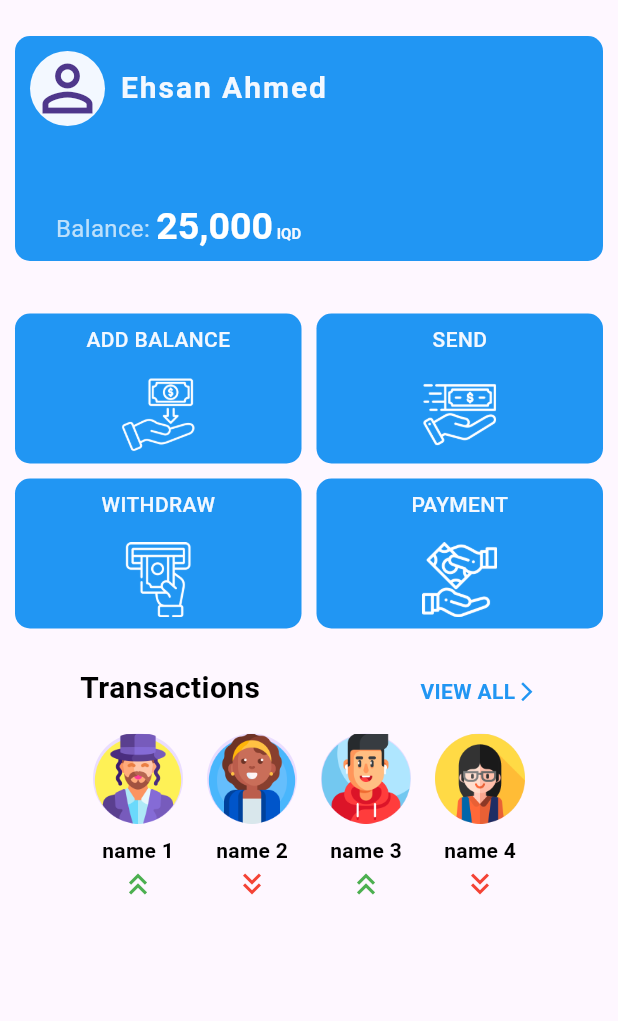
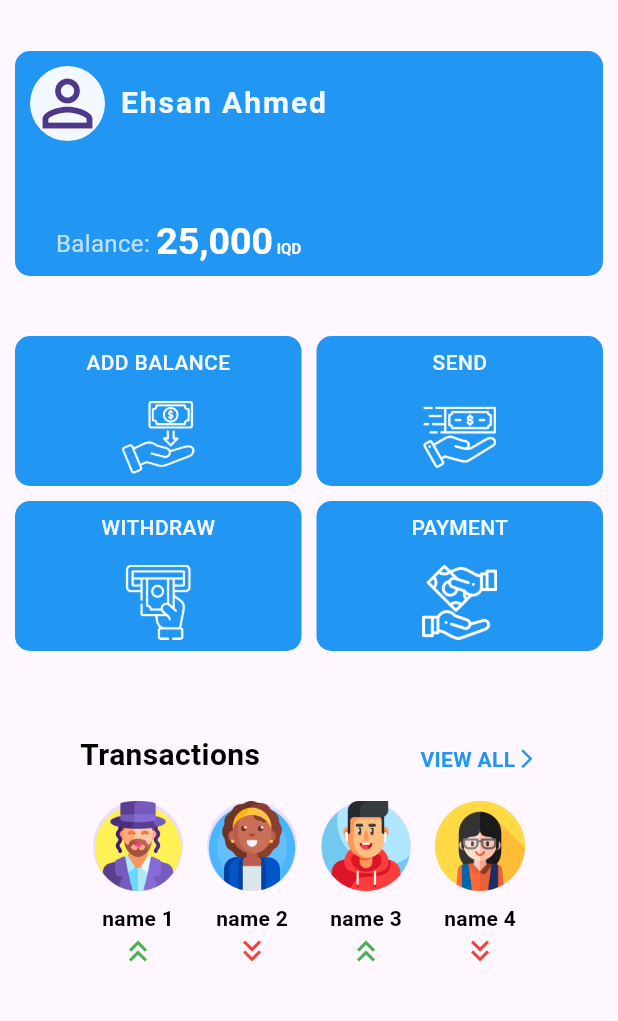
Before and after one commit to e7san99/wallet, a Flutter app: the screen it shows after launch, on a phone screen of 412 x 824 dp, the part 63-1084 px from its top. Run offline on Flutter 3.47's test engine with Material 3 defaults, Android fonts, the light colour scheme and no system bars; our stand-ins replace mask_text_input_formatter, shimmer.

Commit message:
UI (HomePage -- Send/Add Balance -- View All) is done

```diff
--- a/lib/feature/home/widget/custome_gridview.dart
+++ b/lib/feature/home/widget/custome_gridview.dart
@@ -17,7 +17,7 @@
   Widget build(BuildContext context) {
     return GridView.builder(
       shrinkWrap: true,
-      itemCount: 4,
+      itemCount: titles.length,
       padding: const EdgeInsets.fromLTRB(10, 10, 10, 25),
       gridDelegate: const SliverGridDelegateWithFixedCrossAxisCount(
         crossAxisCount: 2,
--- a/lib/feature/home/widget/transaction_label.dart
+++ b/lib/feature/home/widget/transaction_label.dart
@@ -10,7 +10,7 @@
   @override
   Widget build(BuildContext context) {
     return Padding(
-      padding: const EdgeInsets.only(bottom: 8.0),
+      padding: const EdgeInsets.only(bottom: 8.0, top: 30),
       child: Row(
         mainAxisAlignment: MainAxisAlignment.spaceAround,
         children: [
--- a/lib/feature/home/widget/wallet_container.dart
+++ b/lib/feature/home/widget/wallet_container.dart
@@ -9,7 +9,7 @@
   @override
   Widget build(BuildContext context) {
     return Padding(
-      padding: const EdgeInsets.fromLTRB(10, 10, 10, 25),
+      padding: const EdgeInsets.fromLTRB(10, 20, 10, 30),
       child: Container(
         padding: const EdgeInsets.all(10),
         height: 150,
```
